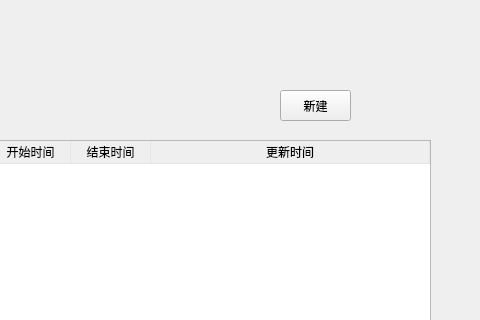
The window that qt/functions/presure/home.ui (liangfutang/py-modules) describes before a commit, drawn with Qt 5; both pictures show x 520 to 1000 and y 0 to 320 of the 1000 by 800 pixel window.
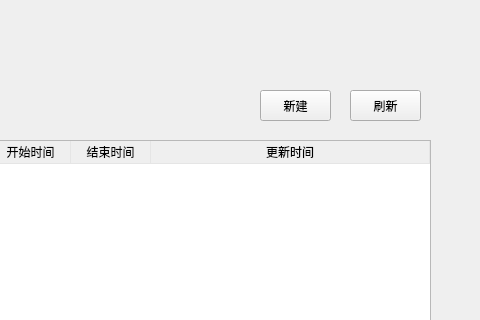
The same window after the commit.

Commit message: 1. 新建任务、刷新任务列表

```diff
--- a/qt/functions/presure/home.ui
+++ b/qt/functions/presure/home.ui
@@ -17,7 +17,7 @@
    <widget class="QPushButton" name="addOtaTaskBtn">
     <property name="geometry">
      <rect>
-      <x>800</x>
+      <x>780</x>
       <y>90</y>
       <width>71</width>
       <height>31</height>
@@ -108,6 +108,19 @@
      </property>
     </column>
    </widget>
+   <widget class="QPushButton" name="refreshOtaTaskBtn">
+    <property name="geometry">
+     <rect>
+      <x>870</x>
+      <y>90</y>
+      <width>71</width>
+      <height>31</height>
+     </rect>
+    </property>
+    <property name="text">
+     <string>刷新</string>
+    </property>
+   </widget>
   </widget>
   <widget class="QMenuBar" name="menubar">
    <property name="geometry">
```
The commit also changes 1 other file.
